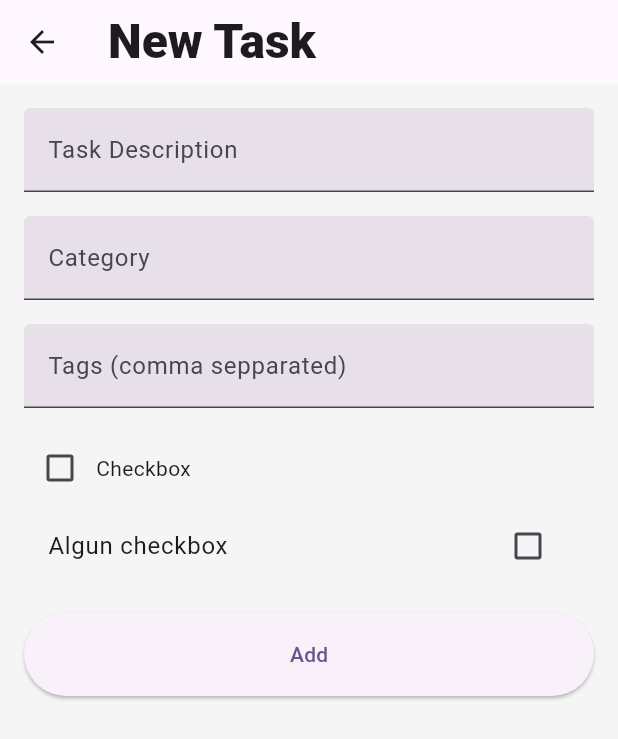
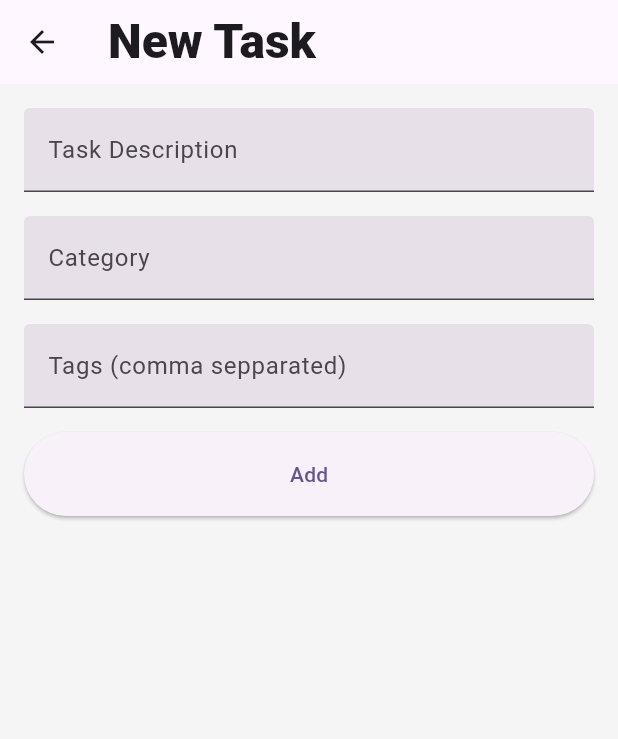
Before and after one commit to fluttercrafters/taskflow, a Flutter app: the screen it shows after launch, after a tap on the "add" icon, on a phone screen of 412 x 824 dp. Shown: the top 739 px of the screen. Run offline on Flutter 3.47's test engine with Material 3 defaults, Android fonts, the phone set to English and light mode, and no system bars; our stand-ins replace equatable, gap.

```diff
--- /dev/null
+++ b/devtools_options.yaml
@@ -0,0 +1 @@
+extensions:
--- a/lib/core/app/app.dart
+++ b/lib/core/app/app.dart
@@ -1,5 +1,5 @@
 import 'package:flutter/material.dart';
-import 'package:taskflow/core/app/taskflow.dart';
+import 'package:provider/provider.dart';
 import 'package:taskflow/core/app/taskflow_data.dart';
 import 'package:taskflow/features/tasks/tasks.dart';
 
@@ -8,8 +8,8 @@ class TaskFlowApp extends StatelessWidget {
 
   @override
   Widget build(BuildContext context) {
-    return TaskFlowBinding(
-      initialData: const TaskFlowData(),
+    return ChangeNotifierProvider(
+      create: (_) => TaskFlowData(),
       child: MaterialApp(
         debugShowCheckedModeBanner: false,
         title: 'TaskFlow',
--- a/lib/core/app/taskflow.dart
+++ /dev/null
@@ -1,74 +0,0 @@
-import 'package:flutter/material.dart';
-import 'package:taskflow/core/app/taskflow_data.dart';
-import 'package:taskflow/domain/models/task.dart';
-
-class _TaskFlowScope extends InheritedWidget {
-  const _TaskFlowScope({
-    required super.child,
-    required this.bindingState,
-  });
-
-  final TaskFlowBindingState bindingState;
-
-  static TaskFlowBindingState? of(BuildContext context) {
-    return context
-        .dependOnInheritedWidgetOfExactType<_TaskFlowScope>()
-        ?.bindingState;
-  }
-
-  @override
-  bool updateShouldNotify(_TaskFlowScope oldWidget) {
-    return true;
-  }
-}
-
-class TaskFlowBinding extends StatefulWidget {
-  const TaskFlowBinding({
-    super.key,
-    required this.child,
-    required this.initialData,
-  });
-
-  final Widget child;
-  final TaskFlowData initialData;
-
-  static TaskFlowBindingState? maybeOf(BuildContext context) {
-    return _TaskFlowScope.of(context);
-  }
-
-  static TaskFlowBindingState of(BuildContext context) {
-    return _TaskFlowScope.of(context)!;
-  }
-
-  @override
-  State<TaskFlowBinding> createState() => TaskFlowBindingState();
-}
-
-class TaskFlowBindingState extends State<TaskFlowBinding> {
-  late TaskFlowData currentData;
-
-  void addTask(Task newTask) {
-    setState(() {
-      currentData = TaskFlowData(
-        tasks: [
-          ...currentData.tasks,
-          newTask,
-        ],
-      );
-    });
-  }
-
-  @override
-  void initState() {
-    super.initState();
-    currentData = widget.initialData;
-  }
-
-  @override
-  Widget build(BuildContext context) {
-    return _TaskFlowScope(
-      bindingState: this,
-      child: widget.child,
-    );
-  }
-}
--- a/lib/core/app/taskflow_data.dart
+++ b/lib/core/app/taskflow_data.dart
@@ -1,10 +1,10 @@
-import 'package:equatable/equatable.dart';
+import 'package:flutter/material.dart';
 import 'package:taskflow/domain/models/task.dart';
 
-class TaskFlowData extends Equatable {
-  final List<Task> tasks;
+class TaskFlowData extends ChangeNotifier {
+  List<Task> tasks;
 
-  const TaskFlowData({
+  TaskFlowData({
     this.tasks = const [
       Task.empty(
         description: 'Lavar ropa',
@@ -31,19 +31,19 @@ class TaskFlowData extends Equatable {
           'home',
           'living',
           'health',
-           'home',
+          'home',
           'living',
           'health',
-           'home',
+          'home',
           'living',
           'health',
-           'home',
+          'home',
           'living',
           'health',
-           'home',
+          'home',
           'living',
           'health',
-           'home',
+          'home',
           'living',
           'health',
         ],
@@ -51,6 +51,8 @@ class TaskFlowData extends Equatable {
     ],
   });
 
-  @override
-  List<Object?> get props => [tasks];
+  void addTask(Task newTask) {
+    tasks = [...tasks, newTask];
+    notifyListeners();
+  }
 }
--- a/lib/features/tasks/pages/new_task_page.dart
+++ b/lib/features/tasks/pages/new_task_page.dart
@@ -1,5 +1,6 @@
 import 'package:flutter/material.dart';
-import 'package:taskflow/core/app/taskflow.dart';
+import 'package:provider/provider.dart';
+import 'package:taskflow/core/app/taskflow_data.dart';
 import 'package:taskflow/features/tasks/widgets/task_form.dart';
 
 class NewTaskPage extends StatelessWidget {
@@ -21,7 +22,7 @@ class NewTaskPage extends StatelessWidget {
         padding: const EdgeInsets.all(16),
         child: TaskForm(
           onTaskSubmitted: (newTask) {
-            TaskFlowBinding.of(context).addTask(newTask);
+           context.read<TaskFlowData>().addTask(newTask);
             Navigator.pop(context);
           },
         ),
--- a/lib/features/tasks/pages/tasks_page.dart
+++ b/lib/features/tasks/pages/tasks_page.dart
@@ -1,5 +1,6 @@
 import 'package:flutter/material.dart';
-import 'package:taskflow/core/app/taskflow.dart';
+import 'package:provider/provider.dart';
+import 'package:taskflow/core/app/taskflow_data.dart';
 import 'package:taskflow/core/widgets/appbar.dart';
 import 'package:taskflow/features/tasks/widgets/task_list.dart';
 
@@ -8,9 +9,10 @@ class TasksPage extends StatelessWidget {
 
   @override
   Widget build(BuildContext context) {
+    final tasks = context.watch<TaskFlowData>().tasks;
     return Scaffold(
       appBar: const CustomAppBar(),
-      body: TasksList(tasks: TaskFlowBinding.of(context).currentData.tasks),
+      body: TasksList(tasks: tasks),
     );
   }
 }
--- a/lib/features/tasks/widgets/task_form.dart
+++ b/lib/features/tasks/widgets/task_form.dart
@@ -21,8 +21,6 @@ class _TaskFormState extends State<TaskForm> {
   final _controller = TextEditingController(text: null);
   final _categoryController = TextEditingController(text: null);
   final _tagsController = TextEditingController(text: null);
-
-  bool isChecked = false;
 
   @override
   void dispose() {
@@ -80,25 +78,6 @@ class _TaskFormState extends State<TaskForm> {
                 },
                 controller: _tagsController,
               ),
-              const Gap(16),
-              Row(
-                children: [
-                  Checkbox.adaptive(
-                    value: isChecked,
-                    onChanged: (value) => setState(() {
-                      isChecked = value ?? false;
-                    }),
-                  ),
-                  const Text('Checkbox')
-                ],
-              ),
-              CheckboxListTile.adaptive(
-                value: isChecked,
-                onChanged: (value) => setState(() {
-                  isChecked = value ?? false;
-                }),
-                title: const Text('Algun checkbox'),
-              ),
             ],
           ),
         ),
--- a/pubspec.yaml
+++ b/pubspec.yaml
@@ -14,6 +14,7 @@ dependencies:
   intl: ^0.19.0
   gap: ^3.0.1
   equatable: ^2.0.5
+  provider: ^6.1.1
 
 dev_dependencies:
   flutter_test:
```
Also changed, not shown: pubspec.lock.
